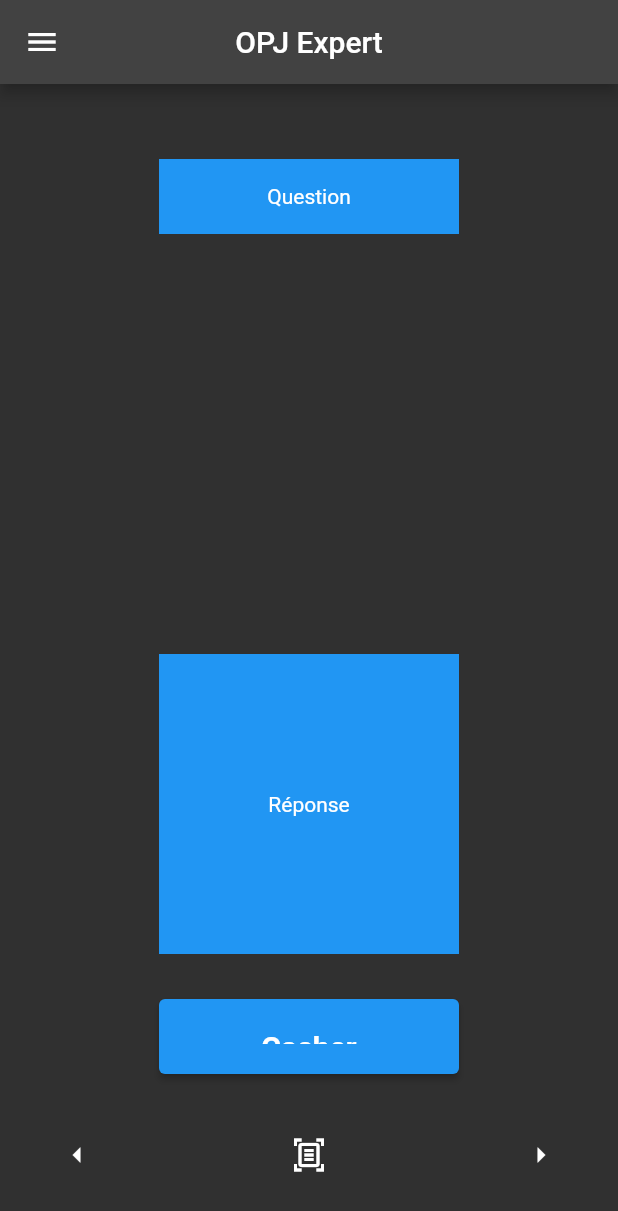
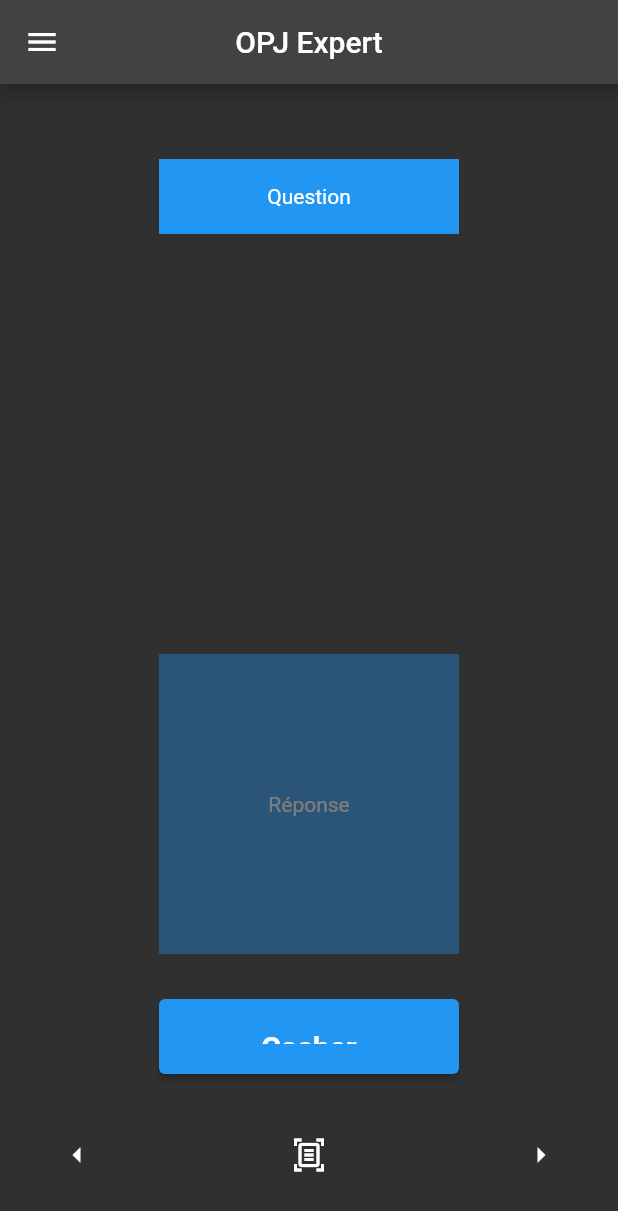
Before and after one commit to LeratClarisse/opj_app_2, a Flutter app: the screen it shows after launch, after a tap on "Questions", after a tap on "Réponse", on a phone screen of 412 x 824 dp. Shown: the top 1211 px of the screen. Run offline on Flutter 3.47's test engine with Material 2 defaults, Android fonts, the phone set to English and light mode, and no system bars; our stand-ins replace rxdart.

```diff
--- a/lib/src/ui/questions.dart
+++ b/lib/src/ui/questions.dart
@@ -50,7 +50,7 @@ class _Questions extends State<Questions> {
   Widget buildReponse(BuildContext context) {
     return AnimatedOpacity(
       opacity: opacityLevel,
-      duration: const Duration(seconds: 1),
+      duration: const Duration(seconds: 3),
       child: Container(
         width: selected ? 200 : 0,
         height: selected ? 200 : 0,
```
Also changed, not shown: 1 other file.
